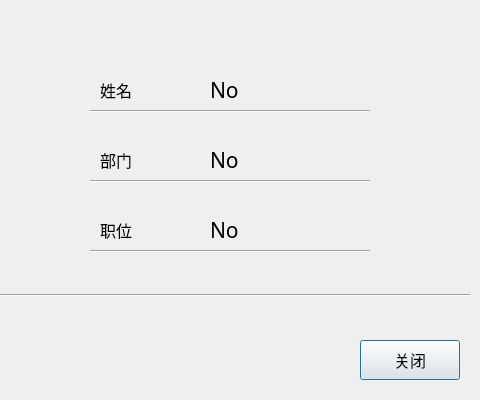
The window that Major3/authentication.ui (H-adorable/OpenCVFaceCheckIn) describes before a commit, drawn with Qt 5; both pictures show x 220 to 700 and y 0 to 400 of the 700 by 400 pixel window.
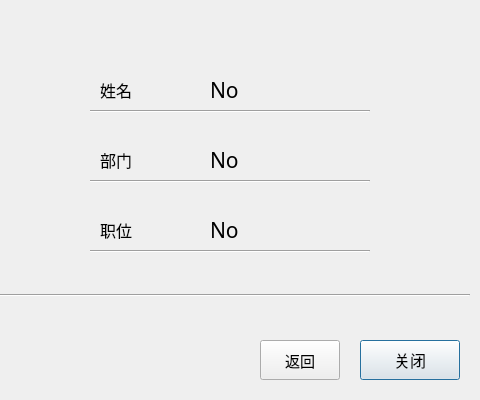
The same window after the commit.

Diff of the .ui file:
```diff
--- a/Major3/authentication.ui
+++ b/Major3/authentication.ui
@@ -252,6 +252,25 @@
     <string/>
    </property>
   </widget>
+  <widget class="QPushButton" name="back">
+   <property name="geometry">
+    <rect>
+     <x>480</x>
+     <y>340</y>
+     <width>80</width>
+     <height>40</height>
+    </rect>
+   </property>
+   <property name="font">
+    <font>
+     <family>微软雅黑</family>
+     <pointsize>11</pointsize>
+    </font>
+   </property>
+   <property name="text">
+    <string>返回</string>
+   </property>
+  </widget>
  </widget>
  <resources/>
  <connections/>
```
